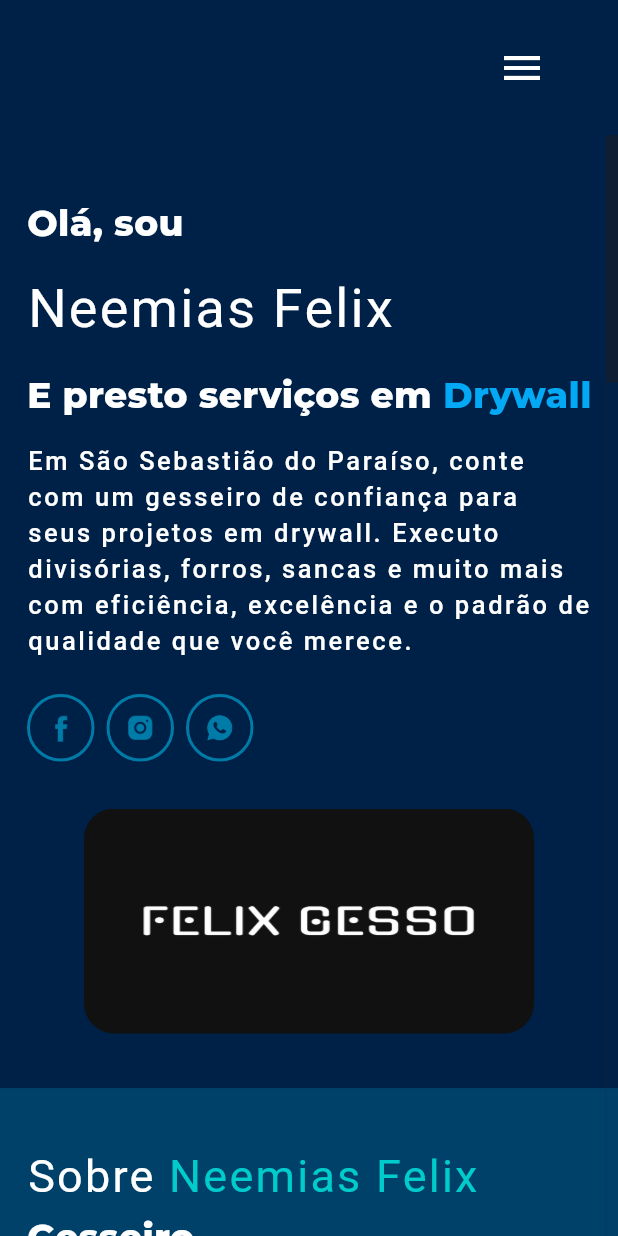
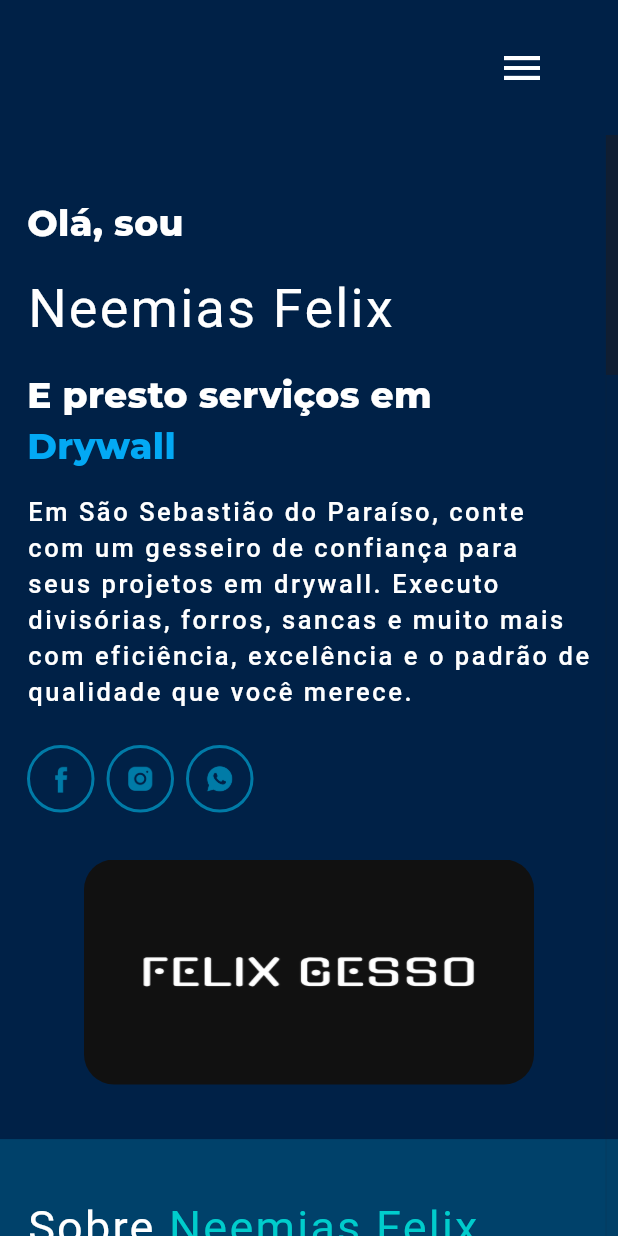
Before and after one commit to do5-5anto5/portfolio_felix, a Flutter app: the screen it shows after launch, on a phone screen of 412 x 824 dp. Run offline on Flutter 3.47's test engine with Material 3 defaults, Android fonts, the phone set to English and light mode, and no system bars; drawn by our look-alikes of animated_text_kit, scrollable_positioned_list; our stand-ins replace animate_do, firebase_core, google_fonts; accounts and stored records are empty; generated files the repository leaves out were written again.

Commit message:
Refactor: Move animated text to outside the Row, better positioning

```diff
--- a/lib/views/home_page.dart
+++ b/lib/views/home_page.dart
@@ -113,6 +113,13 @@ class _HomePageState extends State<HomePage> {
                 'E presto serviços em ',
                 style: AppTextStyles.montserratStyle(color: Colors.white),
               ),
+            ],
+          ),
+        ),
+        FadeInLeft(
+          duration: const Duration(milliseconds: 1400),
+          child: Row(
+            children: [
               AnimatedTextKit(
                 animatedTexts: [
                   TyperAnimatedText(
```
